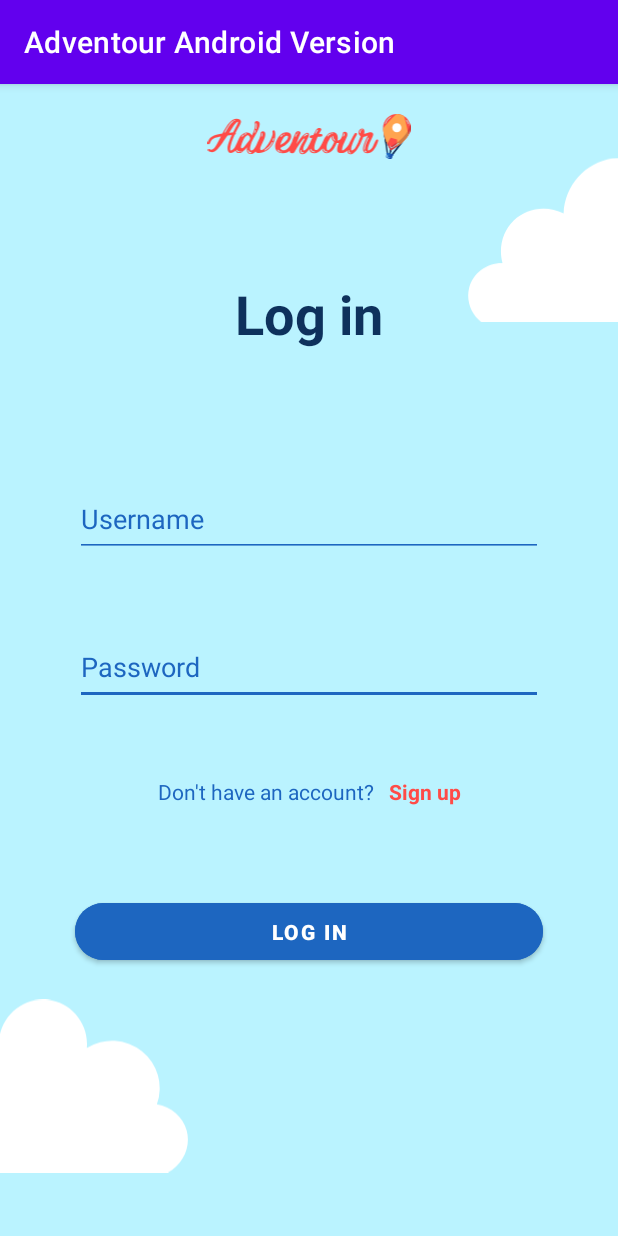
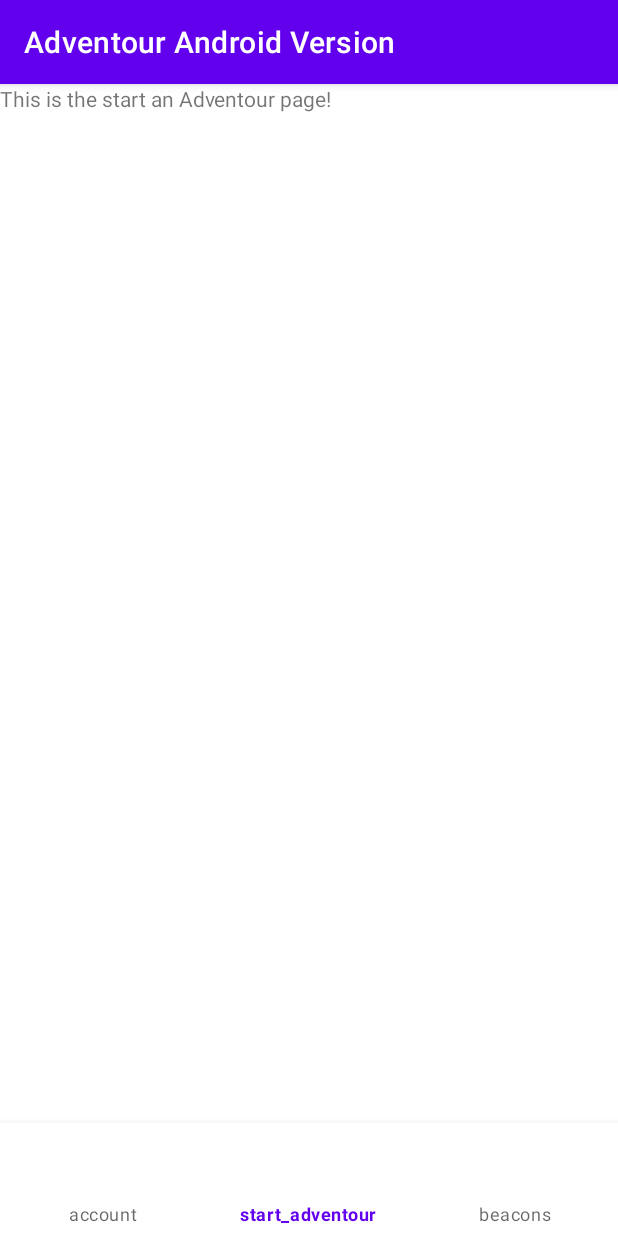
Before and after one commit to Wanyea/Adventour, an Android app: the LoginScreen screen opened directly, with no data from a screen before it, after a tap on "LOG IN", on a phone screen of 412 x 824 dp. Run offline under Robolectric (Android 15) with nearby library versions, the light colour scheme and no system bars.

Commit message:
Added navbar functionality
Bottom navigation bar works with three attached Fragments for account, start and Adventour, and beacon views.

```diff
--- a/Android/AdventourAndroidVersion/app/src/main/AndroidManifest.xml
+++ b/Android/AdventourAndroidVersion/app/src/main/AndroidManifest.xml
@@ -13,6 +13,9 @@
         android:supportsRtl="true"
         android:theme="@style/Theme.AdventourAndroidVersion"
         tools:targetApi="31">
+        <activity
+            android:name=".Home"
+            android:exported="false" />
         <activity
             android:name=".SignupScreen"
             android:exported="false" />
--- /dev/null
+++ b/Android/AdventourAndroidVersion/app/src/main/java/com/example/adventourandroidversion/Account.java
@@ -0,0 +1,64 @@
+package com.example.adventourandroidversion;
+
+import android.os.Bundle;
+
+import androidx.fragment.app.Fragment;
+
+import android.view.LayoutInflater;
+import android.view.View;
+import android.view.ViewGroup;
+
+/**
+ * A simple {@link Fragment} subclass.
+ * Use the {@link Account#newInstance} factory method to
+ * create an instance of this fragment.
+ */
+public class Account extends Fragment {
+
+    // TODO: Rename parameter arguments, choose names that match
+    // the fragment initialization parameters, e.g. ARG_ITEM_NUMBER
+    private static final String ARG_PARAM1 = "param1";
+    private static final String ARG_PARAM2 = "param2";
+
+    // TODO: Rename and change types of parameters
+    private String mParam1;
+    private String mParam2;
+
+    public Account() {
+        // Required empty public constructor
+    }
+
+    /**
+     * Use this factory method to create a new instance of
+     * this fragment using the provided parameters.
+     *
+     * @param param1 Parameter 1.
+     * @param param2 Parameter 2.
+     * @return A new instance of fragment account_fragment.
+     */
+    // TODO: Rename and change types and number of parameters
+    public static Account newInstance(String param1, String param2) {
+        Account fragment = new Account();
+        Bundle args = new Bundle();
+        args.putString(ARG_PARAM1, param1);
+        args.putString(ARG_PARAM2, param2);
+        fragment.setArguments(args);
+        return fragment;
+    }
+
+    @Override
+    public void onCreate(Bundle savedInstanceState) {
+        super.onCreate(savedInstanceState);
+        if (getArguments() != null) {
+            mParam1 = getArguments().getString(ARG_PARAM1);
+            mParam2 = getArguments().getString(ARG_PARAM2);
+        }
+    }
+
+    @Override
+    public View onCreateView(LayoutInflater inflater, ViewGroup container,
+                             Bundle savedInstanceState) {
+        // Inflate the layout for this fragment
+        return inflater.inflate(R.layout.fragment_account, container, false);
+    }
+}
--- /dev/null
+++ b/Android/AdventourAndroidVersion/app/src/main/java/com/example/adventourandroidversion/Beacons.java
@@ -0,0 +1,64 @@
+package com.example.adventourandroidversion;
+
+import android.os.Bundle;
+
+import androidx.fragment.app.Fragment;
+
+import android.view.LayoutInflater;
+import android.view.View;
+import android.view.ViewGroup;
+
+/**
+ * A simple {@link Fragment} subclass.
+ * Use the {@link Beacons#newInstance} factory method to
+ * create an instance of this fragment.
+ */
+public class Beacons extends Fragment {
+
+    // TODO: Rename parameter arguments, choose names that match
+    // the fragment initialization parameters, e.g. ARG_ITEM_NUMBER
+    private static final String ARG_PARAM1 = "param1";
+    private static final String ARG_PARAM2 = "param2";
+
+    // TODO: Rename and change types of parameters
+    private String mParam1;
+    private String mParam2;
+
+    public Beacons() {
+        // Required empty public constructor
+    }
+
+    /**
+     * Use this factory method to create a new instance of
+     * this fragment using the provided parameters.
+     *
+     * @param param1 Parameter 1.
+     * @param param2 Parameter 2.
+     * @return A new instance of fragment Beacons.
+     */
+    // TODO: Rename and change types and number of parameters
+    public static Beacons newInstance(String param1, String param2) {
+        Beacons fragment = new Beacons();
+        Bundle args = new Bundle();
+        args.putString(ARG_PARAM1, param1);
+        args.putString(ARG_PARAM2, param2);
+        fragment.setArguments(args);
+        return fragment;
+    }
+
+    @Override
+    public void onCreate(Bundle savedInstanceState) {
+        super.onCreate(savedInstanceState);
+        if (getArguments() != null) {
+            mParam1 = getArguments().getString(ARG_PARAM1);
+            mParam2 = getArguments().getString(ARG_PARAM2);
+        }
+    }
+
+    @Override
+    public View onCreateView(LayoutInflater inflater, ViewGroup container,
+                             Bundle savedInstanceState) {
+        // Inflate the layout for this fragment
+        return inflater.inflate(R.layout.fragment_beacons, container, false);
+    }
+}
--- /dev/null
+++ b/Android/AdventourAndroidVersion/app/src/main/java/com/example/adventourandroidversion/Home.java
@@ -0,0 +1,46 @@
+package com.example.adventourandroidversion;
+
+//import java.io.*;
+import androidx.appcompat.app.AppCompatActivity;
+import androidx.annotation.NonNull;
+//import com.example.Fragment.*;
+import com.google.android.material.bottomnavigation.BottomNavigationView;
+import android.os.Bundle;
+import android.view.MenuItem;
+
+public class Home extends AppCompatActivity implements BottomNavigationView.OnItemSelectedListener {
+
+    BottomNavigationView bottomNavigationView;
+
+    @Override
+    protected void onCreate(Bundle savedInstanceState) {
+        super.onCreate(savedInstanceState);
+        setContentView(R.layout.activity_home);
+
+        bottomNavigationView = findViewById(R.id.bottomNavigationView);
+        bottomNavigationView.setOnItemSelectedListener(this);
+        bottomNavigationView.setSelectedItemId(R.id.start_adventour);
+    }
+    Account account = new Account();
+    Beacons beacons = new Beacons();
+    StartAdventour startAdventour = new StartAdventour();
+
+    @Override
+    public boolean onNavigationItemSelected(@NonNull MenuItem item) {
+
+        switch (item.getItemId()) {
+            case R.id.account:
+                getSupportFragmentManager().beginTransaction().replace(R.id.home, account).commit();
+                return true;
+
+            case R.id.beacons:
+                getSupportFragmentManager().beginTransaction().replace(R.id.home, beacons).commit();
+                return true;
+
+            case R.id.start_adventour:
+                getSupportFragmentManager().beginTransaction().replace(R.id.home, startAdventour).commit();
+                return true;
+        }
+        return false;
+    }
+}
--- a/Android/AdventourAndroidVersion/app/src/main/java/com/example/adventourandroidversion/LoginScreen.java
+++ b/Android/AdventourAndroidVersion/app/src/main/java/com/example/adventourandroidversion/LoginScreen.java
@@ -32,6 +32,7 @@ public class LoginScreen extends AppCompatActivity {
 
                 //Make a call to Firebase to store this information in the appropriate collection.
                 // If successful, go to Home intent.
+                startActivity(new Intent(v.getContext(), Home.class)); // TESTING ONLY
             }
         });
 
--- /dev/null
+++ b/Android/AdventourAndroidVersion/app/src/main/java/com/example/adventourandroidversion/StartAdventour.java
@@ -0,0 +1,64 @@
+package com.example.adventourandroidversion;
+
+import android.os.Bundle;
+
+import androidx.fragment.app.Fragment;
+
+import android.view.LayoutInflater;
+import android.view.View;
+import android.view.ViewGroup;
+
+/**
+ * A simple {@link Fragment} subclass.
+ * Use the {@link StartAdventour#newInstance} factory method to
+ * create an instance of this fragment.
+ */
+public class StartAdventour extends Fragment {
+
+    // TODO: Rename parameter arguments, choose names that match
+    // the fragment initialization parameters, e.g. ARG_ITEM_NUMBER
+    private static final String ARG_PARAM1 = "param1";
+    private static final String ARG_PARAM2 = "param2";
+
+    // TODO: Rename and change types of parameters
+    private String mParam1;
+    private String mParam2;
+
+    public StartAdventour() {
+        // Required empty public constructor
+    }
+
+    /**
+     * Use this factory method to create a new instance of
+     * this fragment using the provided parameters.
+     *
+     * @param param1 Parameter 1.
+     * @param param2 Parameter 2.
+     * @return A new instance of fragment StartAdventour.
+     */
+    // TODO: Rename and change types and number of parameters
+    public static StartAdventour newInstance(String param1, String param2) {
+        StartAdventour fragment = new StartAdventour();
+        Bundle args = new Bundle();
+        args.putString(ARG_PARAM1, param1);
+        args.putString(ARG_PARAM2, param2);
+        fragment.setArguments(args);
+        return fragment;
+    }
+
+    @Override
+    public void onCreate(Bundle savedInstanceState) {
+        super.onCreate(savedInstanceState);
+        if (getArguments() != null) {
+            mParam1 = getArguments().getString(ARG_PARAM1);
+            mParam2 = getArguments().getString(ARG_PARAM2);
+        }
+    }
+
+    @Override
+    public View onCreateView(LayoutInflater inflater, ViewGroup container,
+                             Bundle savedInstanceState) {
+        // Inflate the layout for this fragment
+        return inflater.inflate(R.layout.fragment_start_adventour, container, false);
+    }
+}
--- /dev/null
+++ b/Android/AdventourAndroidVersion/app/src/main/res/layout/activity_home.xml
@@ -0,0 +1,29 @@
+<?xml version="1.0" encoding="utf-8"?>
+<androidx.constraintlayout.widget.ConstraintLayout xmlns:android="http://schemas.android.com/apk/res/android"
+    xmlns:app="http://schemas.android.com/apk/res-auto"
+    xmlns:tools="http://schemas.android.com/tools"
+    android:layout_width="match_parent"
+    android:layout_height="match_parent"
+    tools:context=".Home">
+
+    <FrameLayout
+        android:id="@+id/home"
+        android:layout_width="match_parent"
+        android:layout_height="0dp"
+        app:layout_constraintBottom_toTopOf="@+id/bottomNavigationView"
+        app:layout_constraintEnd_toEndOf="parent"
+        app:layout_constraintHorizontal_bias="0.5"
+        app:layout_constraintStart_toStartOf="parent"
+        app:layout_constraintTop_toTopOf="parent" />
+
+    <com.google.android.material.bottomnavigation.BottomNavigationView
+        android:id="@+id/bottomNavigationView"
+        android:layout_width="match_parent"
+        android:layout_height="75dp"
+        app:layout_constraintBottom_toBottomOf="parent"
+        app:layout_constraintEnd_toEndOf="parent"
+        app:layout_constraintHorizontal_bias="0.5"
+        app:layout_constraintStart_toStartOf="parent"
+        app:menu="@menu/bottom_nav_menu"/>
+
+</androidx.constraintlayout.widget.ConstraintLayout>
--- /dev/null
+++ b/Android/AdventourAndroidVersion/app/src/main/res/layout/fragment_start_adventour.xml
@@ -0,0 +1,14 @@
+<?xml version="1.0" encoding="utf-8"?>
+<FrameLayout xmlns:android="http://schemas.android.com/apk/res/android"
+    xmlns:tools="http://schemas.android.com/tools"
+    android:layout_width="match_parent"
+    android:layout_height="match_parent"
+    tools:context=".StartAdventour">
+
+    <!-- TODO: Update blank fragment layout -->
+    <TextView
+        android:layout_width="match_parent"
+        android:layout_height="match_parent"
+        android:text="@string/this_is_the_start_an_adventour_page" />
+
+</FrameLayout>
--- /dev/null
+++ b/Android/AdventourAndroidVersion/app/src/main/res/menu/bottom_nav_menu.xml
@@ -0,0 +1,21 @@
+<?xml version="1.0" encoding="utf-8"?>
+<menu xmlns:android="http://schemas.android.com/apk/res/android">
+    <item
+        android:id="@+id/account"
+        android:title="@string/account" />
+    <item
+        android:id="@+id/start_adventour"
+        android:title="@string/start_adventour" />
+    <item
+        android:id="@+id/beacons"
+        android:title="@string/beacons"/>
+</menu>
+
+
+<!--Note for bug:
+Add android:icon="icon_id_here" to each item
+For example:
+<item
+    android:id="@+id/account"
+    android:title="@string/account"
+    android:icon="icon_id_here"/>-->
--- a/Android/AdventourAndroidVersion/app/src/main/res/values/strings.xml
+++ b/Android/AdventourAndroidVersion/app/src/main/res/values/strings.xml
@@ -1,3 +1,11 @@
 <resources>
     <string name="app_name">Adventour Android Version</string>
+    <string name="beacons">beacons</string>
+    <string name="start_adventour">start_adventour</string>
+    <string name="account">account</string>
+    <!-- TODO: Remove or change this placeholder text -->
+    <string name="hello_blank_fragment">Hello blank fragment</string>
+    <string name="this_is_the_start_an_adventour_page">This is the start an Adventour page!</string>
+    <string name="this_the_the_account_page">This the the account page!</string>
+    <string name="this_is_the_beacons_page">This is the beacons page!</string>
 </resources>
```
Also changed, not shown: Android/AdventourAndroidVersion/app/src/main/res/layout/fragment_account.xml (added, +14 -0 lines), Android/AdventourAndroidVersion/app/src/main/res/layout/fragment_beacons.xml (added, +14 -0 lines).
